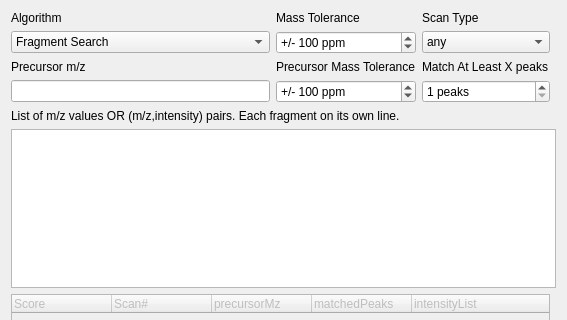
Above: src/maven/forms/spectramatching.ui from eugenemel/maven before the change; both pictures show x 0 to 567 and y 0 to 320 of the 567 by 492 pixel window. Below: the same form after it.
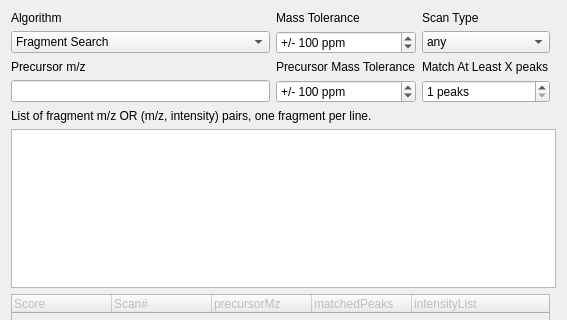
That is the form after the change.

Commit message: Issue 160: Updated wording in fragment matching dialog.

Patch:
```diff
--- a/src/maven/forms/spectramatching.ui
+++ b/src/maven/forms/spectramatching.ui
@@ -125,7 +125,7 @@
    <item row="10" column="0" colspan="3">
     <widget class="QLabel" name="label_2">
      <property name="text">
-      <string>List of m/z values OR (m/z,intensity) pairs. Each fragment on its own line.</string>
+      <string>List of fragment m/z OR (m/z, intensity) pairs, one fragment per line.</string>
      </property>
     </widget>
    </item>
```
